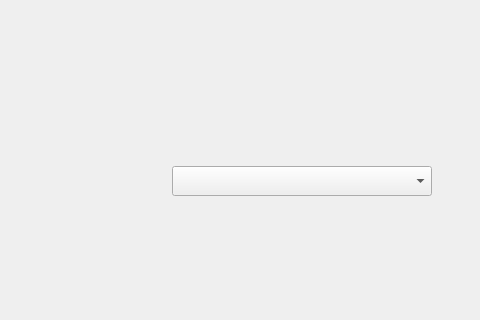
Above: plugins/devices/keyboard/keyboardcontrol.ui from ukui/ukui-control-center before the change; both pictures show x 159 to 639 and y 248 to 568 of the 639 by 568 pixel window. Below: the same form after it.
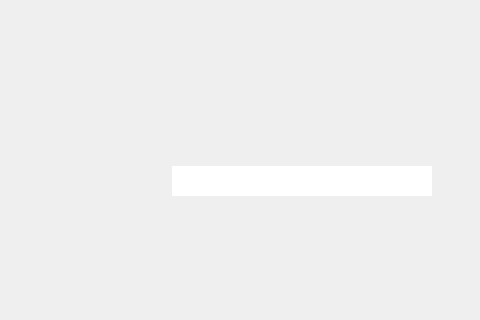
That is the form after the change. Icons and pictures are not drawn.

Commit message: Change the drop-down box style

```diff
--- a/plugins/devices/keyboard/keyboardcontrol.ui
+++ b/plugins/devices/keyboard/keyboardcontrol.ui
@@ -731,6 +731,39 @@
             <height>30</height>
            </size>
           </property>
+          <property name="styleSheet">
+           <string notr="true">QComboBox{
+    background: rgba(255, 255, 255);
+    border: 1px solid rgb(255, 255, 255);
+    font-size:12px;
+    color: black;
+    combobox-popup: 0;  /* 配合setMaxVisibleItems设置下拉框显示的条数，超过的滚动显示 */
+}
+
+QComboBox::down-arrow{
+    image:url(://img/dropArrow/downpx.png);
+}
+ 
+QComboBox QAbstractItemView::item {
+    min-height: 30px;
+    border-radius: 2px ;
+    color:black;
+    background-color: rgba(255, 255, 255);
+}
+
+QComboBox QAbstractItemView::item:selected{
+    background: #3D6BE5;
+}
+
+QComboBox::drop-down{
+    width: 30px;
+    border: none;
+}
+
+
+
+</string>
+          </property>
          </widget>
         </item>
        </layout>
```
The commit also changes 22 other files.
